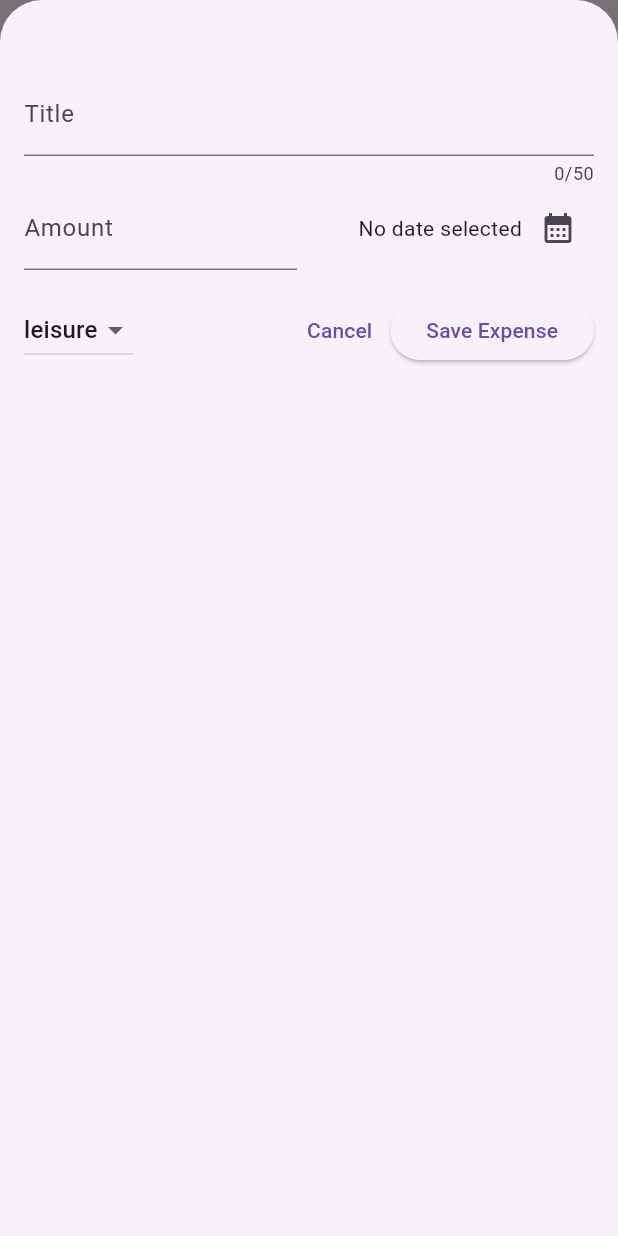
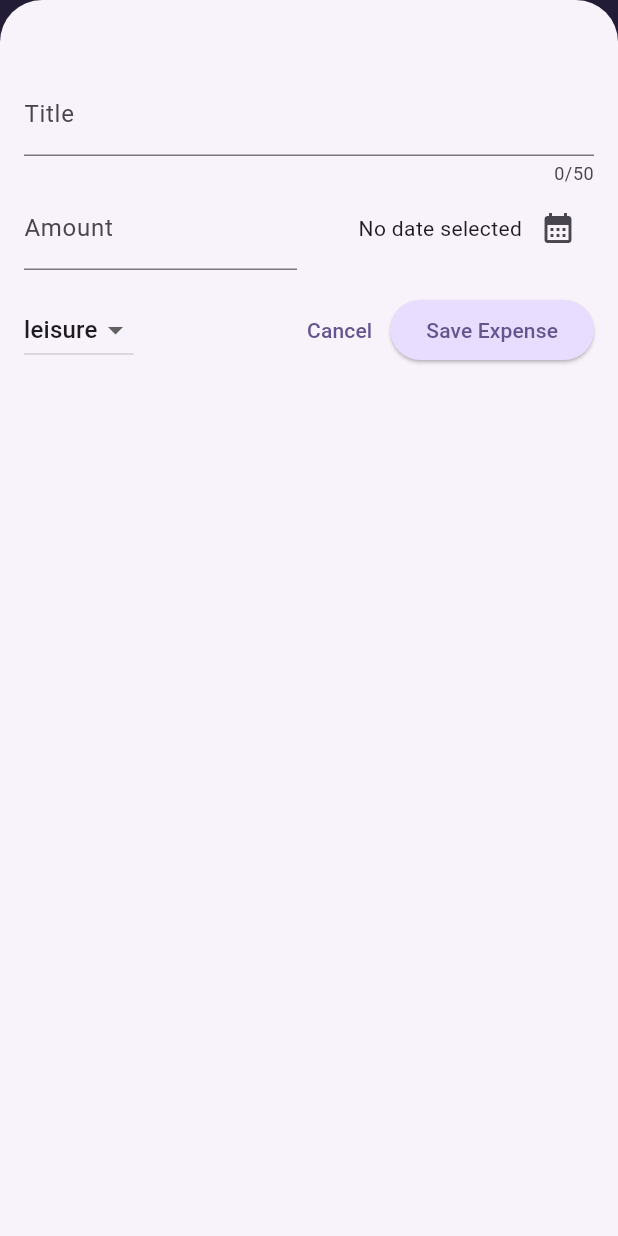
Before and after one commit to Yazmeen13/Flutter-Learning, a Flutter app: the screen it shows after launch, after a tap on the "add" icon, on a phone screen of 412 x 824 dp. Run offline on Flutter 3.47's test engine with Material 3 defaults, Android fonts, the phone set to English and light mode, and no system bars; our stand-ins replace google_fonts.

Commit message:
Added theming

```diff
--- a/expense_tracker/lib/main.dart
+++ b/expense_tracker/lib/main.dart
@@ -2,10 +2,34 @@ import 'package:flutter/material.dart';
 
 import 'package:expense_tracker/widgets/expenses.dart';
 
+var kColorScheme =
+    ColorScheme.fromSeed(seedColor: const Color.fromARGB(255, 96, 59, 181));
+
 void main() {
   runApp(
-    const MaterialApp(
-      home: Expenses(),
+    MaterialApp(
+      theme: ThemeData().copyWith(
+        colorScheme: kColorScheme,
+        appBarTheme: const AppBarTheme().copyWith(
+          backgroundColor: kColorScheme.onPrimaryContainer,
+          foregroundColor: kColorScheme.primaryContainer,
+        ),
+        cardTheme: const CardTheme().copyWith(
+          color: kColorScheme.secondaryContainer,
+          margin: const EdgeInsets.symmetric(horizontal: 16, vertical: 8),
+        ),
+        elevatedButtonTheme: ElevatedButtonThemeData(
+          style: ElevatedButton.styleFrom(
+              backgroundColor: kColorScheme.primaryContainer),
+        ),
+        textTheme: ThemeData().textTheme.copyWith(
+              titleLarge: TextStyle(
+                  fontWeight: FontWeight.normal,
+                  color: kColorScheme.onSecondaryContainer,
+                  fontSize: 14),
+            ),
+      ),
+      home: const Expenses(),
     ),
   );
 }
--- a/expense_tracker/lib/widgets/expenses.dart
+++ b/expense_tracker/lib/widgets/expenses.dart
@@ -43,14 +43,36 @@ class _ExpensesState extends State<Expenses> {
   }
 
   void _removeExpense(Expense expense) {
+    final expenseIndex = _registeredExpenses.indexOf(expense);
+
     setState(() {
       _registeredExpenses.remove(expense);
     });
+    ScaffoldMessenger.of(context).clearSnackBars();
+    ScaffoldMessenger.of(context).showSnackBar(
+      SnackBar(
+        duration: const Duration(seconds: 3),
+        content: const Text('Expense deleted.'),
+        action: SnackBarAction(
+          label: 'Undo',
+          onPressed: () {
+            setState(() {
+              _registeredExpenses.insert(expenseIndex, expense);
+            });
+          },
+        ),
+      ),
+    );
   }
 
   @override
   Widget build(BuildContext context) {
     Widget mainContent = const Center(child: Text('No expenses found.'));
+
+    if (_registeredExpenses.isNotEmpty) {
+      mainContent = ExpensesList(
+          expenses: _registeredExpenses, onRemoveExpense: _removeExpense);
+    }
 
     return Scaffold(
       appBar: AppBar(
@@ -66,10 +88,8 @@ class _ExpensesState extends State<Expenses> {
         children: [
           const Text('the chart'),
           Expanded(
-              child: ExpensesList(
-            expenses: _registeredExpenses,
-            onRemoveExpense: _removeExpense,
-          ))
+            child: mainContent,
+          )
         ],
       ),
     );
```
